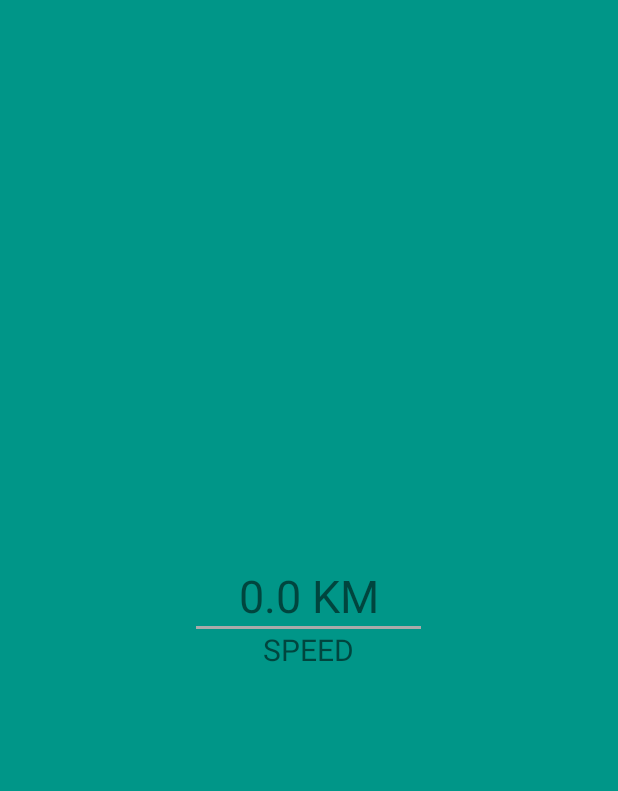
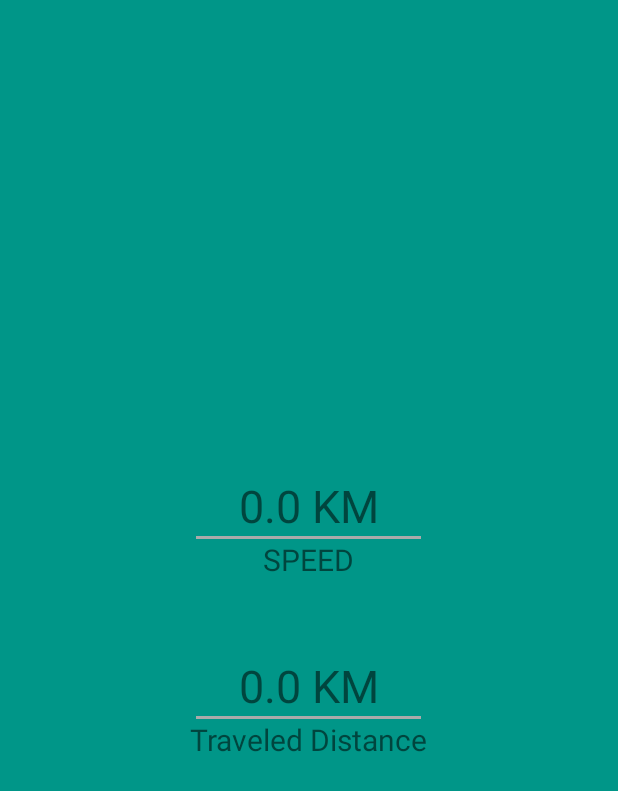
Before and after one commit to tapumandal/vehicle_status, an Android app: the VehicleStatus screen opened directly, with no data from a screen before it, on a phone screen of 412 x 824 dp. Shown: the top 791 px of the screen. Run offline under Robolectric (Android 15) with nearby library versions, the phone set to English and light mode, and no system bars; our stand-ins replace Firebase (no records; nobody signed in at launch, a user with empty details on screens opened directly).

Commit message:
basic sattus saved in firebase

```diff
--- a/app/src/main/java/vehicle_status/tapumandal/me/activity/VehicleStatus.java
+++ b/app/src/main/java/vehicle_status/tapumandal/me/activity/VehicleStatus.java
@@ -11,6 +11,7 @@ import android.support.annotation.RequiresApi;
 import android.support.v4.app.ActivityCompat;
 import android.support.v7.app.AppCompatActivity;
 import android.os.Bundle;
+import android.util.Log;
 import android.widget.TextView;
 import android.widget.Toast;
 
@@ -25,12 +26,11 @@ import vehicle_status.tapumandal.me.model.VehicleStatusModel;
 public class VehicleStatus extends AppCompatActivity implements LocationListener {
 
     private int speed;
-    private Location currentLocation;
-    private Location startLocation;
+    private Location currentLocation, startLocation;
     private float tradeledDistance = 0;
 
     private LocationManager locationManager;
-    private TextView tv_speed;
+    private TextView tv_speed, tv_traveled_distance;
 
     public VehicleStatusModel vehicleStatusModel;
     FirebaseDatabase database;
@@ -46,10 +46,14 @@ public class VehicleStatus extends AppCompatActivity implements LocationListener
         setContentView(R.layout.activity_vehicle_status);
 
         tv_speed = (TextView) findViewById(R.id.vehicle_speed);
+        tv_traveled_distance = (TextView) findViewById(R.id.traveled_distance);
 
         vehicleStatusModel = new VehicleStatusModel();
         database = FirebaseDatabase.getInstance();
         vehicleStatusRef = database.getReference("vehicle_status");
+        currentLocation = new Location("");
+        startLocation = new Location("");
+
 
         locationManager = (LocationManager) this.getSystemService(Context.LOCATION_SERVICE);
 
@@ -57,8 +61,10 @@ public class VehicleStatus extends AppCompatActivity implements LocationListener
             requestPermissions(new String[]{Manifest.permission.ACCESS_FINE_LOCATION}, 1);
             return;
         }else{
-            Toast.makeText(getApplicationContext(), "else", Toast.LENGTH_SHORT).show();
-            locationManager.requestLocationUpdates(LocationManager.GPS_PROVIDER, 0, 0, this);
+//            Toast.makeText(getApplicationContext(), "else", Toast.LENGTH_SHORT).show();
+//            locationManager.requestLocationUpdates(LocationManager.GPS_PROVIDER, 0, 0, this);
+            locationManager.requestLocationUpdates(LocationManager.GPS_PROVIDER, 3000, 0, this);
+            locationManager.requestLocationUpdates(LocationManager.NETWORK_PROVIDER, 3000, 0, this);
         }
 
     }
@@ -74,45 +80,46 @@ public class VehicleStatus extends AppCompatActivity implements LocationListener
     }
 
     private void vehiclePosition(Location location) {
-        if(startLocation == null){
-//            vechicle starting position
+        if(startLocation.getLatitude() > 0 || startLocation.getLongitude() > 0){                    //  vehicle current position
+
+            currentLocation.setLatitude(location.getLatitude());
+            currentLocation.setLongitude(location.getLongitude());
+
+            vehicleStatusModel.setStartLongitude(location.getLongitude());
+            vehicleStatusModel.setStartLatitude(location.getLatitude());
+        }else{                                                                                      //  vechicle starting position
+
             startLocation.setLatitude(location.getLatitude());
             startLocation.setLongitude(location.getLongitude());
 
             vehicleStatusModel.setStartLatitude(location.getLatitude());
             vehicleStatusModel.setStartLongitude(location.getLongitude());
-        }else{
-//            vehicle current position
-            currentLocation.setLatitude(location.getLatitude());
-            currentLocation.setLongitude(location.getLongitude());
 
-            vehicleStatusModel.setStartLongitude(location.getLongitude());
-            vehicleStatusModel.setStartLatitude(location.getLatitude());
         }
     }
     private void travelledDistance() {
-        tradeledDistance = startLocation.distanceTo(currentLocation);
-        Toast.makeText(getApplicationContext(), Float.toString(tradeledDistance), Toast.LENGTH_LONG).show();
+        tradeledDistance = Float.parseFloat(new DecimalFormat("##.####").format((startLocation.distanceTo(currentLocation))/1000));
+        tv_traveled_distance.setText(Float.toString(tradeledDistance)+" KM");
     }
 
-
-    @Override
-    public void onLocationChanged(Location location) {
-
-        Toast.makeText(getApplicationContext(), "onLocationChanged", Toast.LENGTH_SHORT).show();
-        this.updateVehicleSpeed(location.getSpeed());
-        if(location != null) {
-            this.vehiclePosition(location);
-            this.travelledDistance();
-        }
-
-        this.saveVehicleStatus();
-    }
 
     private void saveVehicleStatus() {
         Toast.makeText(getApplicationContext(), "saveVehicleStatus", Toast.LENGTH_LONG).show();
         vehicleStatusRef.child(uid).setValue(vehicleStatusModel);
     }
+
+    @Override
+    public void onLocationChanged(Location location) {
+
+        Log.v("TAG", "IN ON LOCATION CHANGE, lat=" + location.getAltitude()+ ", lon=" + location.getLatitude()+", SPEED="+location.getSpeed());
+        this.updateVehicleSpeed(location.getSpeed());
+
+        this.vehiclePosition(location);
+        this.travelledDistance();
+//
+        this.saveVehicleStatus();
+    }
+
 
 
     @Override
--- a/app/src/main/res/layout/activity_vehicle_status.xml
+++ b/app/src/main/res/layout/activity_vehicle_status.xml
@@ -13,7 +13,6 @@
         android:gravity="center"
         android:background="#009688"
         android:orientation="vertical">
-
 
         <TextView
             android:id="@+id/vehicle_speed"
@@ -32,6 +31,24 @@
             android:text="SPEED"
             android:textSize="20dp"/>
 
+        <TextView
+            android:id="@+id/traveled_distance"
+            android:layout_width="wrap_content"
+            android:layout_height="wrap_content"
+            android:text="0.0 KM"
+            android:textSize="30dp"
+            android:layout_marginTop="50dp"/>
+        <View
+            android:layout_width="150dp"
+            android:layout_height="2dp"
+            android:background="@android:color/darker_gray"/>
+
+        <TextView
+            android:layout_width="wrap_content"
+            android:layout_height="wrap_content"
+            android:text="Traveled Distance"
+            android:textSize="20dp"/>
+
     </LinearLayout>
 
 </android.support.constraint.ConstraintLayout>
```
